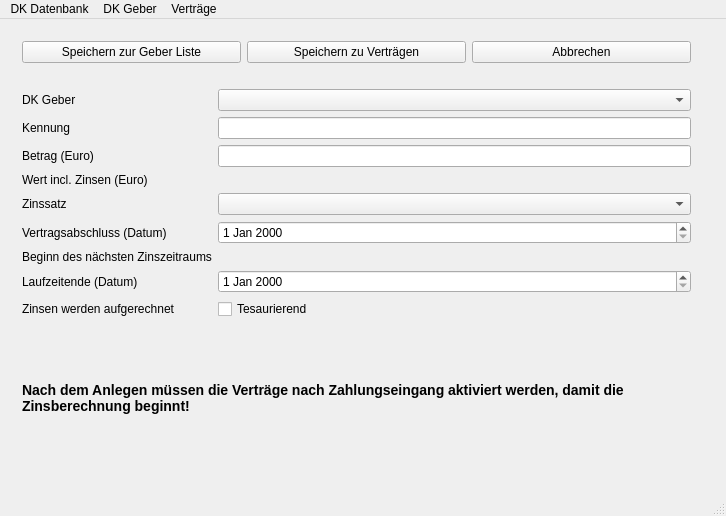
First picture: the form in mainwindow.ui, repository Schachigel/DKV2, before the edit.
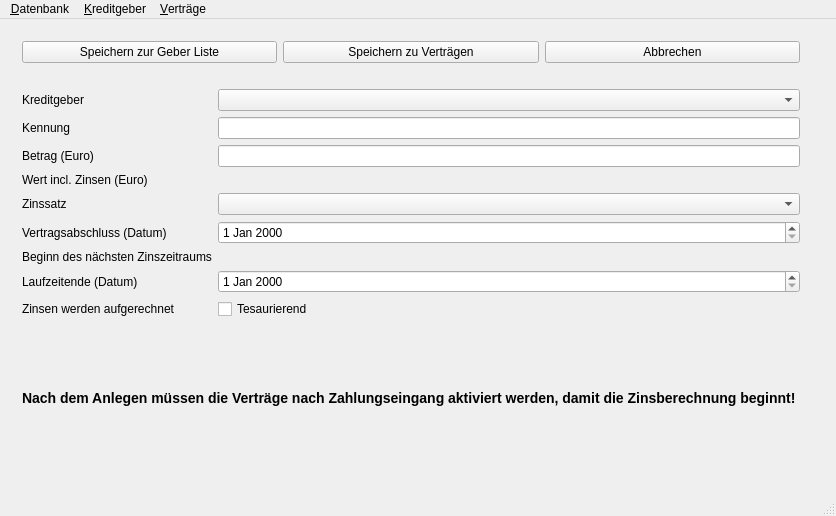
Second picture: the form after the edit. The open tabs and pages were chosen to show the change.

Patch:
```diff
--- a/mainwindow.ui
+++ b/mainwindow.ui
@@ -7,7 +7,7 @@
    <rect>
     <x>0</x>
     <y>0</y>
-    <width>726</width>
+    <width>836</width>
     <height>516</height>
    </rect>
   </property>
@@ -275,7 +275,7 @@
           <item row="0" column="0">
            <widget class="QLabel" name="label_2">
             <property name="text">
-             <string>DK Geber</string>
+             <string>Kreditgeber</string>
             </property>
             <property name="buddy">
              <cstring>cbDKGeber</cstring>
@@ -440,13 +440,13 @@
     <rect>
      <x>0</x>
      <y>0</y>
-     <width>726</width>
+     <width>836</width>
      <height>26</height>
     </rect>
    </property>
    <widget class="QMenu" name="menuDatenbank">
     <property name="title">
-     <string>DK Datenbank</string>
+     <string>&amp;Datenbank</string>
     </property>
     <addaction name="action_Neue_DB_anlegen"/>
     <addaction name="actionDBoeffnen"/>
@@ -456,7 +456,7 @@
    </widget>
    <widget class="QMenu" name="menuDK_Geber">
     <property name="title">
-     <string>DK Geber</string>
+     <string>&amp;Kreditgeber</string>
     </property>
     <addaction name="action_Liste"/>
     <addaction name="separator"/>
@@ -465,7 +465,7 @@
    </widget>
    <widget class="QMenu" name="menuVertr_ge">
     <property name="title">
-     <string>Verträge</string>
+     <string>&amp;Verträge</string>
     </property>
     <addaction name="actionListe_der_Vertr_ge_anzeigen"/>
     <addaction name="separator"/>
```
Left out of the diff: 22 changed lines with no effect on the pictures.
